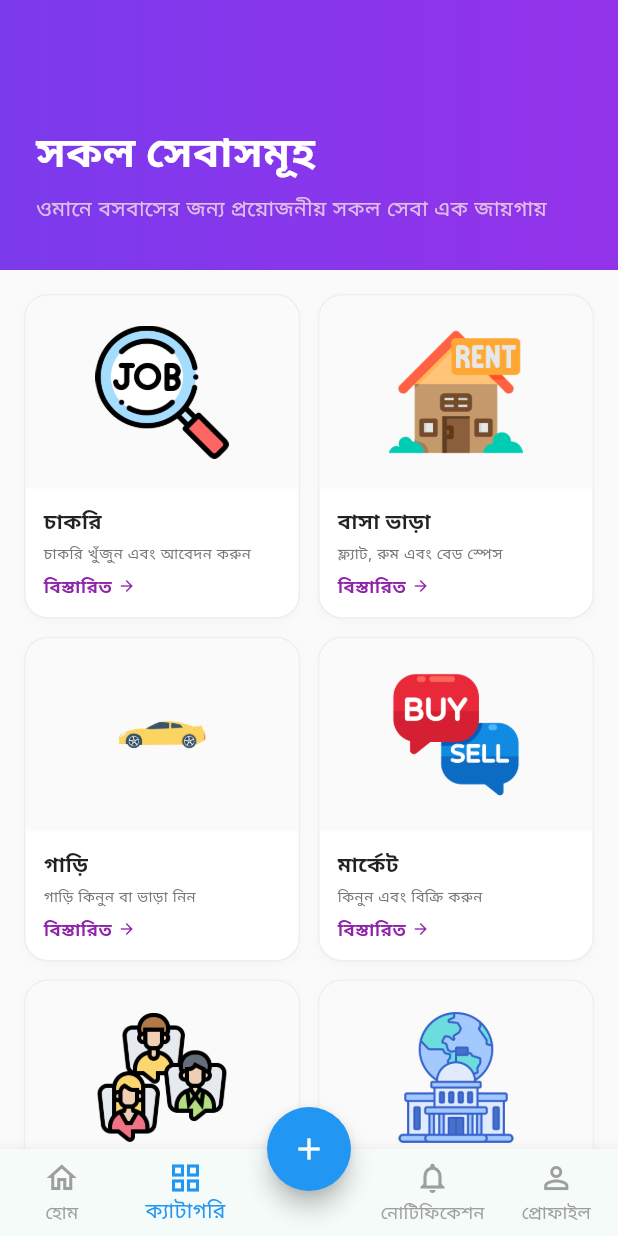
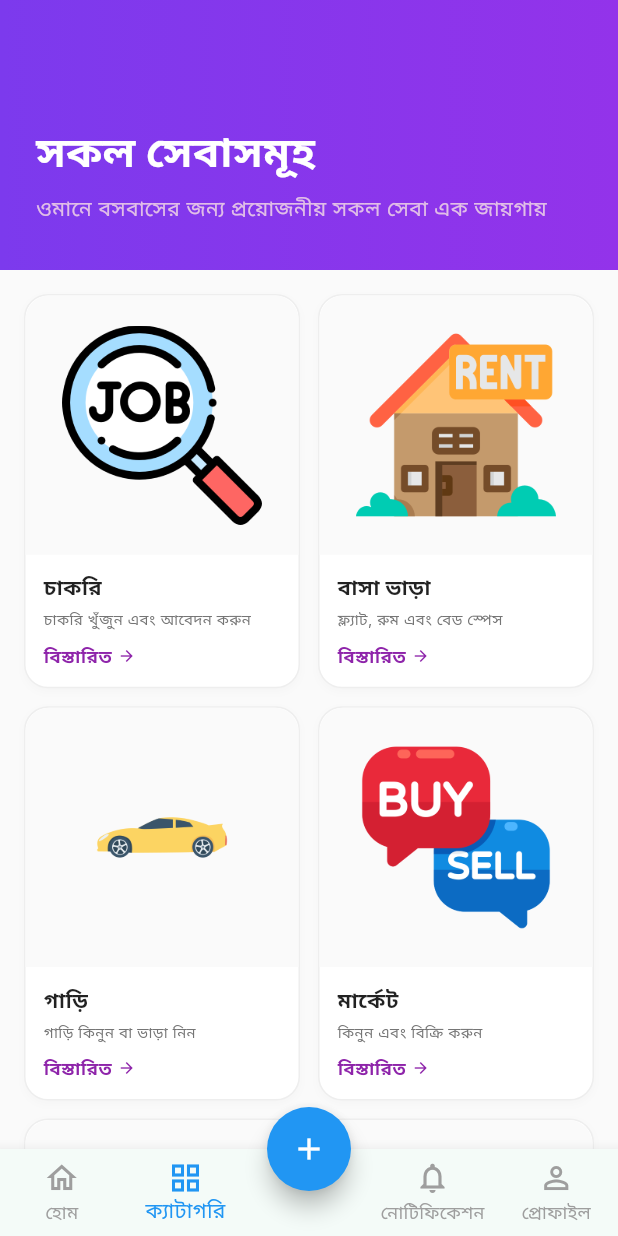
Before and after one commit to Mehedi259/Hellow-Oman-Sheba-App, a Flutter app: the CategoriesScreen screen opened by its route, on a phone screen of 412 x 824 dp. Run offline on Flutter 3.47's test engine with Material 3 defaults, Android fonts, the phone set to English and light mode, and no system bars; our stand-ins replace dio, flutter_riverpod, go_router, google_fonts, shared_preferences; accounts and stored records are empty; network calls fail.

Commit message:
refactor: move notifications route to profile shell and update category card layout responsiveness

```diff
--- a/lib/core/router/app_router.dart
+++ b/lib/core/router/app_router.dart
@@ -36,10 +36,6 @@ final appRouter = GoRouter(
     GoRoute(
       path: '/search',
       builder: (context, state) => const SearchScreen(),
-    ),
-    GoRoute(
-      path: '/notifications',
-      builder: (context, state) => const NotificationsScreen(),
     ),
     GoRoute(
       path: '/about',
@@ -82,6 +78,10 @@ final appRouter = GoRouter(
           path: '/profile',
           builder: (context, state) => const ProfileScreen(),
         ),
+        GoRoute(
+          path: '/notifications',
+          builder: (context, state) => const NotificationsScreen(),
+        ),
       ],
     ),
   ],
--- a/lib/presentation/categories/categories_screen.dart
+++ b/lib/presentation/categories/categories_screen.dart
@@ -66,7 +66,7 @@ class CategoriesScreen extends StatelessWidget {
             sliver: SliverGrid(
               gridDelegate: const SliverGridDelegateWithFixedCrossAxisCount(
                 crossAxisCount: 2,
-                childAspectRatio: 0.85,
+                childAspectRatio: 0.70,
                 crossAxisSpacing: 12,
                 mainAxisSpacing: 12,
               ),
@@ -93,7 +93,6 @@ class CategoriesScreen extends StatelessWidget {
                         crossAxisAlignment: CrossAxisAlignment.start,
                         children: [
                           Expanded(
-                            flex: 3,
                             child: Container(
                               width: double.infinity,
                               decoration: BoxDecoration(
@@ -111,9 +110,7 @@ class CategoriesScreen extends StatelessWidget {
                               ),
                             ),
                           ),
-                          Expanded(
-                            flex: 2,
-                            child: Padding(
+                          Padding(
                             padding: const EdgeInsets.all(12.0),
                             child: Column(
                               crossAxisAlignment: CrossAxisAlignment.start,
@@ -138,7 +135,7 @@ class CategoriesScreen extends StatelessWidget {
                                   maxLines: 2,
                                   overflow: TextOverflow.ellipsis,
                                 ),
-                                  const Spacer(),
+                                const SizedBox(height: 8),
                                 Row(
                                   children: [
                                     Text(
@@ -158,7 +155,6 @@ class CategoriesScreen extends StatelessWidget {
                                   ],
                                 ),
                               ],
-                              ),
                             ),
                           ),
                         ],
```
Also changed, not shown: lib/presentation/home/widgets/category_grid.dart (+3 -7 lines). Lines whose indentation alone changed are shown as unchanged.
